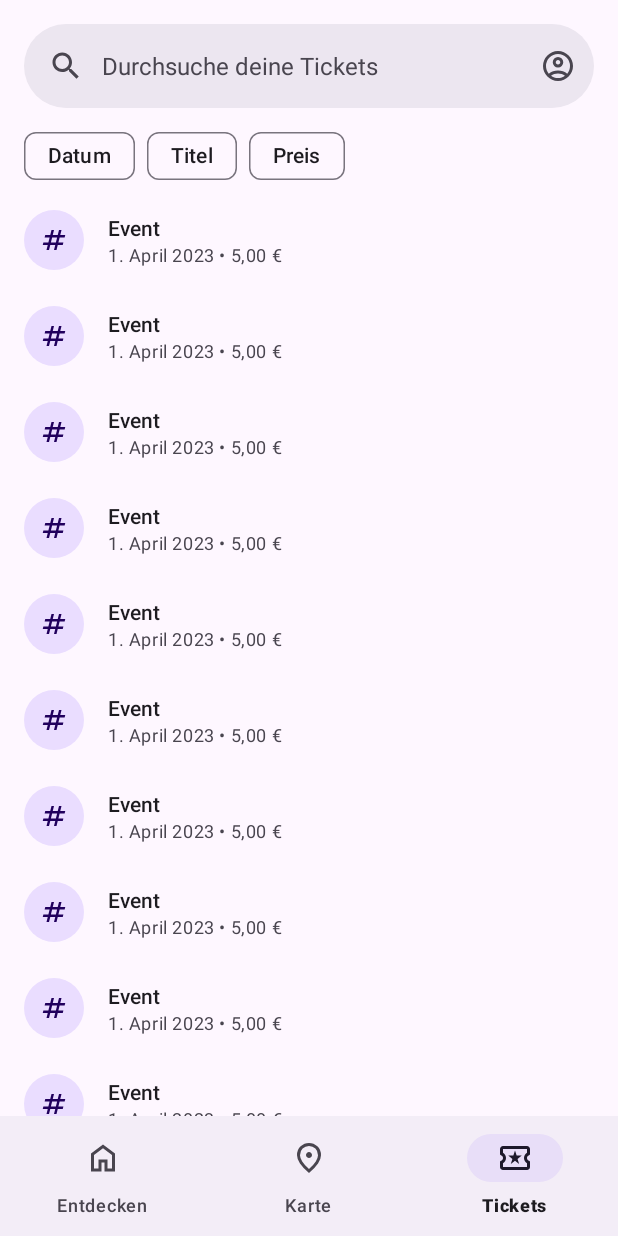
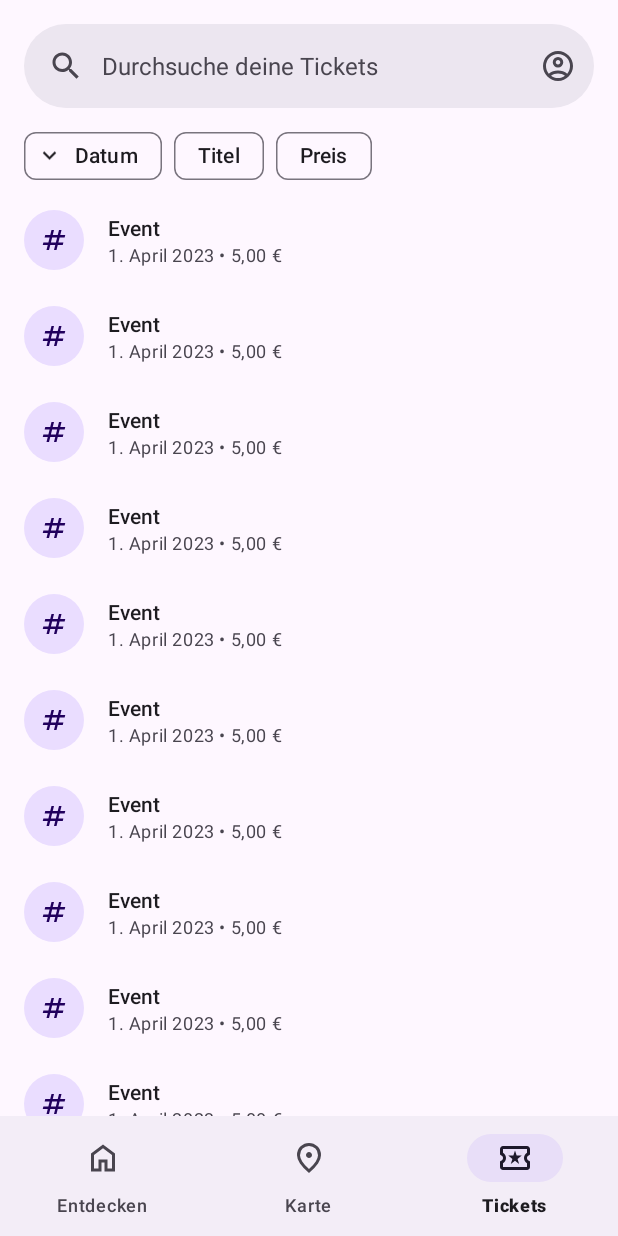
Before and after one commit to Sandlo/EventRadar, an Android app: the screen it shows after launch (MainActivity), item 3 of the bottom bar chosen, on a phone screen of 412 x 824 dp. Run offline under Robolectric (Android 15) with nearby library versions, the phone set to English and light mode, and no system bars; our stand-ins replace navigation-ui.

Commit message:
Add filter button toggles

```diff
--- a/app/src/main/java/com/example/eventradar/fragments/TicketsFragment.kt
+++ b/app/src/main/java/com/example/eventradar/fragments/TicketsFragment.kt
@@ -14,8 +14,21 @@ import com.example.eventradar.activities.TicketActivity
 import com.example.eventradar.adapters.SimpleListAdapter
 import com.example.eventradar.data.SimpleListItem
 import com.example.eventradar.interfaces.RecyclerViewHelperInterface
+import com.google.android.material.chip.Chip
 
 class TicketsFragment : Fragment(), RecyclerViewHelperInterface {
+
+    companion object {
+        private const val DATE_FILTER: Byte = 0
+        private const val TITLE_FILTER: Byte = 1
+        private const val PRICE_FILTER: Byte = 2
+    }
+
+    private lateinit var dateFilter: Chip
+    private lateinit var titleFilter: Chip
+    private lateinit var priceFilter: Chip
+    private var previousFilter: Byte = -1
+    private var reversed = false
 
     override fun onCreateView(
             inflater: LayoutInflater,
@@ -23,6 +36,20 @@ class TicketsFragment : Fragment(), RecyclerViewHelperInterface {
             savedInstanceState: Bundle?
     ): View {
         val root = inflater.inflate(R.layout.fragment_tickets, container, false)
+
+        dateFilter = root.findViewById(R.id.date_filter)
+        titleFilter = root.findViewById(R.id.title_filter)
+        priceFilter = root.findViewById(R.id.price_filter)
+        dateFilter.setOnClickListener {
+            selectFilter(DATE_FILTER)
+        }
+        titleFilter.setOnClickListener {
+            selectFilter(TITLE_FILTER)
+        }
+        priceFilter.setOnClickListener {
+            selectFilter(PRICE_FILTER)
+        }
+        selectFilter(DATE_FILTER)
 
         val dummyItem = SimpleListItem(
             "Event",
@@ -44,4 +71,19 @@ class TicketsFragment : Fragment(), RecyclerViewHelperInterface {
         Toast.makeText(requireContext(), position.toString(), Toast.LENGTH_SHORT).show()
         requireContext().startActivity(Intent(requireContext(), TicketActivity::class.java))
     }
+
+    private fun selectFilter(filter: Byte) {
+        dateFilter.chipIcon = null
+        titleFilter.chipIcon = null
+        priceFilter.chipIcon = null
+        reversed = if (previousFilter == filter) !reversed else false
+        val icon = if (reversed) R.drawable.ic_keyboard_arrow_up
+        else R.drawable.ic_keyboard_arrow_down
+        when (filter) {
+            DATE_FILTER -> dateFilter.setChipIconResource(icon)
+            TITLE_FILTER -> titleFilter.setChipIconResource(icon)
+            PRICE_FILTER -> priceFilter.setChipIconResource(icon)
+        }
+        previousFilter = filter
+    }
 }
--- /dev/null
+++ b/app/src/main/res/drawable/ic_keyboard_arrow_down.xml
@@ -0,0 +1,9 @@
+<vector xmlns:android="http://schemas.android.com/apk/res/android"
+    android:width="24dp"
+    android:height="24dp"
+    android:viewportWidth="960"
+    android:viewportHeight="960">
+  <path
+      android:fillColor="#FF000000"
+      android:pathData="M480,616 L240,376l56,-56 184,184 184,-184 56,56 -240,240Z"/>
+</vector>
--- /dev/null
+++ b/app/src/main/res/drawable/ic_keyboard_arrow_up.xml
@@ -0,0 +1,9 @@
+<vector xmlns:android="http://schemas.android.com/apk/res/android"
+    android:width="24dp"
+    android:height="24dp"
+    android:viewportWidth="960"
+    android:viewportHeight="960">
+  <path
+      android:fillColor="#FF000000"
+      android:pathData="M480,432 L296,616l-56,-56 240,-240 240,240 -56,56 -184,-184Z"/>
+</vector>
--- a/app/src/main/res/layout/fragment_tickets.xml
+++ b/app/src/main/res/layout/fragment_tickets.xml
@@ -19,21 +19,27 @@
         android:paddingHorizontal="@dimen/full_padding">
 
         <com.google.android.material.chip.Chip
+            android:id="@+id/date_filter"
             android:layout_width="wrap_content"
             android:layout_height="wrap_content"
             android:layout_marginEnd="@dimen/half_padding"
+            app:chipIconTint="?colorOnSurface"
             android:text="@string/date"/>
 
         <com.google.android.material.chip.Chip
+            android:id="@+id/title_filter"
             android:layout_width="wrap_content"
             android:layout_height="wrap_content"
             android:layout_marginEnd="@dimen/half_padding"
+            app:chipIconTint="?colorOnSurface"
             android:text="@string/title"/>
 
         <com.google.android.material.chip.Chip
+            android:id="@+id/price_filter"
             android:layout_width="wrap_content"
             android:layout_height="wrap_content"
             android:layout_marginEnd="@dimen/half_padding"
+            app:chipIconTint="?colorOnSurface"
             android:text="@string/price"/>
     </LinearLayout>
 
```
